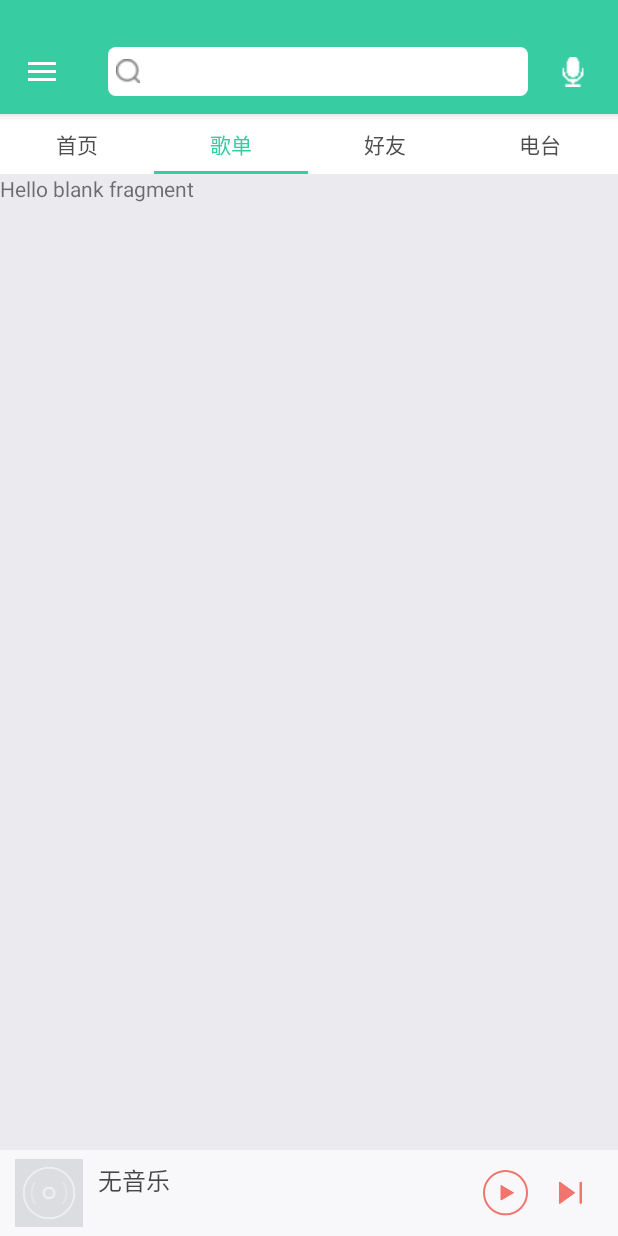
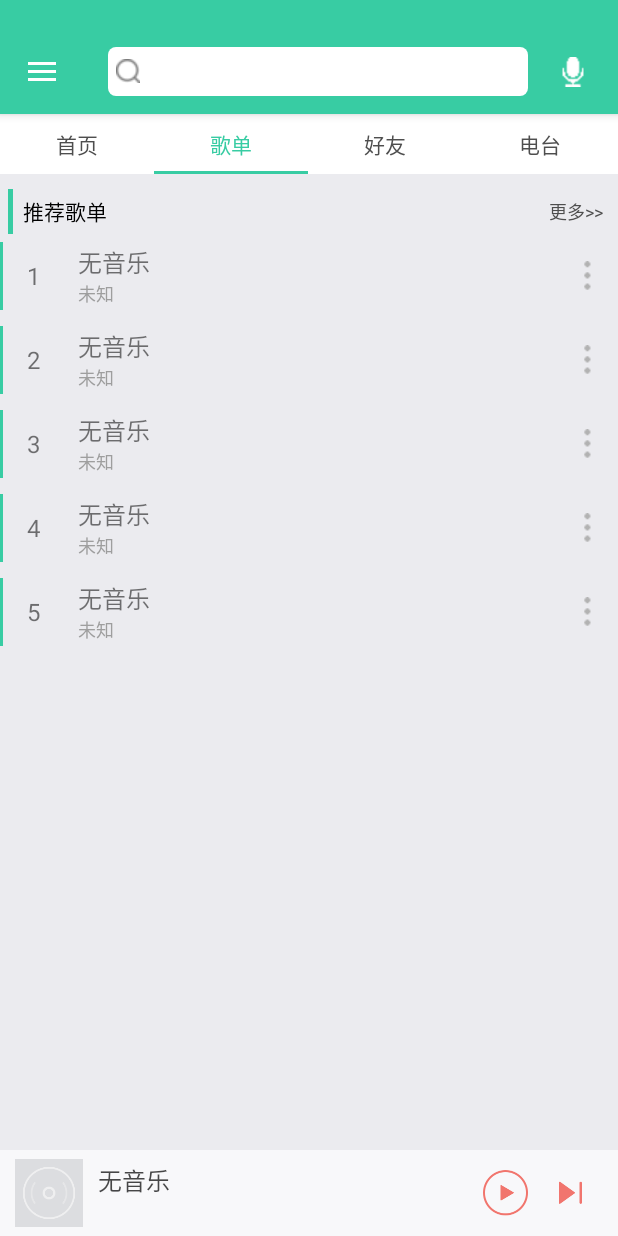
Before and after one commit to SzuMusic/SzuMusicApp, an Android app: the screen it shows after launch (HomeActivity), tab 2 chosen, on a phone screen of 412 x 824 dp. Run offline under Robolectric (Android 15) with nearby library versions, the phone set to English and light mode, and no system bars; libraries missing offline, so code that uses them is left out: com.youth.banner; 6 statements that could not run were skipped.

Commit message:
2017.2.1
2017.2.1

```diff
--- a/SzuMusicApp/app/src/main/java/com/szumusic/szumusicapp/ui/base/HomeFragment.java
+++ b/SzuMusicApp/app/src/main/java/com/szumusic/szumusicapp/ui/base/HomeFragment.java
@@ -4,11 +4,14 @@ import android.content.Context;
 import android.net.Uri;
 import android.os.Bundle;
 import android.support.v4.app.Fragment;
+import android.support.v7.widget.GridLayoutManager;
+import android.support.v7.widget.RecyclerView;
 import android.view.LayoutInflater;
 import android.view.View;
 import android.view.ViewGroup;
 
 import com.szumusic.szumusicapp.R;
+import com.szumusic.szumusicapp.ui.common.SongListAdapter;
 import com.youth.banner.Banner;
 import com.youth.banner.BannerConfig;
 import com.youth.banner.listener.OnBannerClickListener;
@@ -16,7 +19,6 @@ import com.youth.banner.listener.OnBannerClickListener;
 
 public class HomeFragment extends Fragment {
     // TODO: Rename parameter arguments, choose names that match
-
     private static final String ARG_PARAM1 = "param1";
     private static final String ARG_PARAM2 = "param2";
     private Banner banner;
@@ -26,7 +28,6 @@ public class HomeFragment extends Fragment {
     public HomeFragment() {
 
     }
-
 
     public static HomeFragment newInstance(String param1, String param2) {
         HomeFragment fragment = new HomeFragment();
--- a/SzuMusicApp/app/src/main/java/com/szumusic/szumusicapp/ui/base/SongListFragment.java
+++ b/SzuMusicApp/app/src/main/java/com/szumusic/szumusicapp/ui/base/SongListFragment.java
@@ -4,39 +4,41 @@ import android.content.Context;
 import android.net.Uri;
 import android.os.Bundle;
 import android.support.v4.app.Fragment;
+import android.support.v7.widget.GridLayoutManager;
+import android.support.v7.widget.RecyclerView;
 import android.view.LayoutInflater;
 import android.view.View;
 import android.view.ViewGroup;
 
 import com.szumusic.szumusicapp.R;
+import com.szumusic.szumusicapp.ui.common.SongListAdapter;
 
 
 public class SongListFragment extends Fragment {
 
     private static final String ARG_PARAM1 = "param1";
     private static final String ARG_PARAM2 = "param2";
-    private String mParam1;
-    private String mParam2;
+    private RecyclerView recyclerView;
+    private SongListAdapter songListAdapter;
     public SongListFragment() {
 
     }
 
-
-
     @Override
     public void onCreate(Bundle savedInstanceState) {
         super.onCreate(savedInstanceState);
-        if (getArguments() != null) {
-            mParam1 = getArguments().getString(ARG_PARAM1);
-            mParam2 = getArguments().getString(ARG_PARAM2);
-        }
+
     }
 
     @Override
     public View onCreateView(LayoutInflater inflater, ViewGroup container,
                              Bundle savedInstanceState) {
-
-        return inflater.inflate(R.layout.fragment_song_list, container, false);
+        View view=inflater.inflate(R.layout.fragment_song_list, container, false);
+        recyclerView=(RecyclerView)view.findViewById(R.id.recyclerView);
+        recyclerView.setLayoutManager(new GridLayoutManager(getContext(),1));
+        songListAdapter=new SongListAdapter(getContext(),5);
+        recyclerView.setAdapter(songListAdapter);
+        return view;
     }
 
 
--- /dev/null
+++ b/SzuMusicApp/app/src/main/java/com/szumusic/szumusicapp/ui/common/SongListAdapter.java
@@ -0,0 +1,55 @@
+package com.szumusic.szumusicapp.ui.common;
+
+import android.content.Context;
+import android.support.v7.widget.RecyclerView;
+import android.view.LayoutInflater;
+import android.view.View;
+import android.view.ViewGroup;
+import android.widget.TextView;
+
+import com.szumusic.szumusicapp.R;
+
+/**
+ * Created by kobe_xuan on 2017/1/28.
+ */
+public class SongListAdapter extends RecyclerView.Adapter {
+    private int songcount=0;//歌曲的数量
+    private Context context;
+
+    public SongListAdapter() {
+        super();
+    }
+
+    public SongListAdapter(Context context,int songcount) {
+        super();
+        this.context=context;
+        this.songcount=songcount;
+    }
+
+    class Viewholder extends RecyclerView.ViewHolder {
+        TextView order_number;
+        public Viewholder(View itemView) {
+            super(itemView);
+            order_number=(TextView)itemView.findViewById(R.id.order_number);
+        }
+
+        public TextView getOrder_number(){return order_number;}
+
+
+    }
+    @Override
+    public RecyclerView.ViewHolder onCreateViewHolder(ViewGroup parent, int viewType) {
+        return new Viewholder(LayoutInflater.from(parent.getContext()).inflate(R.layout.songlist_item, null));
+    }
+
+    @Override
+    public void onBindViewHolder(RecyclerView.ViewHolder holder, int position) {
+        Viewholder viewholder = (Viewholder) holder;
+        viewholder.getOrder_number().setText(Integer.toString(position+1));
+    }
+
+    @Override
+    public int getItemCount() {
+        return songcount;
+    }
+}
--- a/SzuMusicApp/app/src/main/res/layout/fragment_home.xml
+++ b/SzuMusicApp/app/src/main/res/layout/fragment_home.xml
@@ -8,6 +8,7 @@
         android:layout_width="match_parent"
         android:layout_height="match_parent"
         android:orientation="vertical"
+
         >
         <com.youth.banner.Banner
             xmlns:app="http://schemas.android.com/apk/res-auto"
@@ -23,11 +24,11 @@
             android:layout_width="match_parent"
             android:layout_height="wrap_content"
             android:orientation="horizontal"
-            android:layout_marginTop="5dp"
+            android:layout_marginTop="8dp"
             >
             <ImageView
                 android:layout_width="0dp"
-                android:layout_height="30dp"
+                android:layout_height="25dp"
                 android:layout_weight="1"
                 android:layout_marginTop="5dp"
                 android:layout_marginBottom="5dp"
@@ -35,27 +36,27 @@
                 />
             <ImageView
                 android:layout_width="0dp"
-                android:layout_height="30dp"
+                android:layout_height="25dp"
                 android:layout_weight="1"
                 android:layout_marginTop="8dp"
                 android:layout_marginBottom="8dp"
-                android:src="@drawable/user_avatar"
+                android:src="@drawable/music_player"
                 />
             <ImageView
                 android:layout_width="0dp"
-                android:layout_height="30dp"
+                android:layout_height="25dp"
                 android:layout_weight="1"
                 android:layout_marginTop="8dp"
                 android:layout_marginBottom="8dp"
-                android:src="@drawable/user_avatar"
+                android:src="@drawable/like"
                 />
             <ImageView
                 android:layout_width="0dp"
-                android:layout_height="30dp"
+                android:layout_height="25dp"
                 android:layout_weight="1"
                 android:layout_marginTop="8dp"
                 android:layout_marginBottom="8dp"
-                android:src="@drawable/user_avatar"
+                android:src="@drawable/heat_rank"
                 />
         </LinearLayout>
         <LinearLayout
@@ -92,11 +93,12 @@
                 android:textAlignment="center"
                 />
         </LinearLayout>
-        <RelativeLayout
+      <RelativeLayout
             android:layout_width="match_parent"
             android:layout_height="40dp"
             android:paddingLeft="5dp"
             android:paddingTop="10dp"
+          android:layout_marginTop="4dp"
             >
             <View
                 android:layout_width="3dp"
@@ -108,7 +110,7 @@
             <TextView
                 android:layout_width="wrap_content"
                 android:layout_height="30dp"
-                android:text="推荐歌单"
+                android:text="热门歌单"
                 android:textAlignment="center"
                 android:gravity="center_vertical"
                 android:layout_marginLeft="10dp"
@@ -126,6 +128,7 @@
                 android:layout_alignParentRight="true"
                 />
         </RelativeLayout>
+
     </LinearLayout>
 
 
--- a/SzuMusicApp/app/src/main/res/layout/fragment_song_list.xml
+++ b/SzuMusicApp/app/src/main/res/layout/fragment_song_list.xml
@@ -1,13 +1,51 @@
-<FrameLayout xmlns:android="http://schemas.android.com/apk/res/android"
+<LinearLayout xmlns:android="http://schemas.android.com/apk/res/android"
     xmlns:tools="http://schemas.android.com/tools"
     android:layout_width="match_parent"
     android:layout_height="match_parent"
-    tools:context="com.szumusic.szumusicapp.ui.base.SongListFragment">
+    tools:context="com.szumusic.szumusicapp.ui.base.SongListFragment"
+    android:orientation="vertical"
+    >
 
-    <!-- TODO: Update blank fragment layout -->
-    <TextView
+    <RelativeLayout
         android:layout_width="match_parent"
-        android:layout_height="match_parent"
-        android:text="@string/hello_blank_fragment" />
+        android:layout_height="40dp"
+        android:paddingLeft="5dp"
+        android:paddingTop="10dp"
+        >
+        <View
+            android:layout_width="3dp"
+            android:layout_height="30dp"
+            android:background="@color/colorPrimary"
+            >
 
-</FrameLayout>
+        </View>
+        <TextView
+            android:layout_width="wrap_content"
+            android:layout_height="30dp"
+            android:text="推荐歌单"
+            android:textAlignment="center"
+            android:gravity="center_vertical"
+            android:layout_marginLeft="10dp"
+            android:textColor="#000"
+            />
+        <TextView
+            android:layout_width="wrap_content"
+            android:layout_height="30dp"
+
+            android:gravity="center_vertical"
+            android:text="更多>>"
+            android:textSize="12dp"
+            android:textColor="#4e4e4e"
+            android:layout_marginRight="10dp"
+            android:layout_alignParentRight="true"
+            />
+    </RelativeLayout>
+    <android.support.v7.widget.RecyclerView
+        android:id="@+id/recyclerView"
+        android:layout_width="match_parent"
+        android:layout_height="wrap_content"
+        android:layout_weight="1"
+        >
+
+    </android.support.v7.widget.RecyclerView>
+</LinearLayout>
--- /dev/null
+++ b/SzuMusicApp/app/src/main/res/layout/songlist_item.xml
@@ -0,0 +1,71 @@
+<?xml version="1.0" encoding="utf-8"?>
+<LinearLayout xmlns:android="http://schemas.android.com/apk/res/android"
+    android:orientation="horizontal" android:layout_width="match_parent"
+    android:layout_height="wrap_content"
+    android:paddingTop="5dp"
+    android:paddingBottom="5dp"
+
+    >
+    <View
+        android:layout_width="2dp"
+        android:layout_height="45dp"
+        android:background="@color/colorPrimary"
+
+        >
+
+    </View>
+   <!-- <ImageView
+        android:id="@+id/iv_play_bar_cover"
+        android:layout_width="45dp"
+        android:layout_height="45dp"
+        android:contentDescription="@null"
+        android:scaleType="fitXY"
+        android:layout_marginLeft="10dp"
+        android:src="@drawable/default_cover" />-->
+    <TextView
+        android:id="@+id/order_number"
+        android:layout_width="40dp"
+        android:layout_height="40dp"
+        android:text="1"
+        android:textAlignment="center"
+        android:gravity="center_vertical"
+        android:textSize="16sp"
+        android:layout_gravity="center_vertical"
+        />
+    <LinearLayout
+        android:layout_width="wrap_content"
+        android:layout_height="wrap_content"
+        android:layout_weight="1"
+        android:orientation="vertical"
+        android:layout_gravity="center_vertical"
+        android:layout_marginLeft="10dp"
+        >
+
+        <TextView
+            android:id="@+id/tv_play_bar_title"
+            android:layout_width="wrap_content"
+            android:layout_height="wrap_content"
+            android:ellipsize="end"
+            android:singleLine="true"
+            android:text="无音乐"
+            android:textSize="16sp" />
+        <TextView
+            android:id="@+id/tv_play_bar_artist"
+            android:layout_width="wrap_content"
+            android:layout_height="wrap_content"
+            android:ellipsize="end"
+            android:singleLine="true"
+            android:textColor="@color/grey"
+            android:textSize="12sp"
+            android:text="未知"
+            />
+
+    </LinearLayout>
+    <ImageView
+        android:layout_width="20dp"
+        android:layout_height="20dp"
+        android:src="@drawable/ic_music_list_icon_more"
+        android:layout_gravity="center_vertical"
+        android:layout_marginRight="10dp"
+        />
+</LinearLayout>
```
Also changed, not shown: SzuMusicApp/app/src/main/res/drawable-xxhdpi/ic_music_list_icon_more.png (added), SzuMusicApp/app/src/main/res/drawable/heat_rank.png (added), SzuMusicApp/app/src/main/res/drawable/like.png (added), SzuMusicApp/app/src/main/res/drawable/music_player.png (added).
